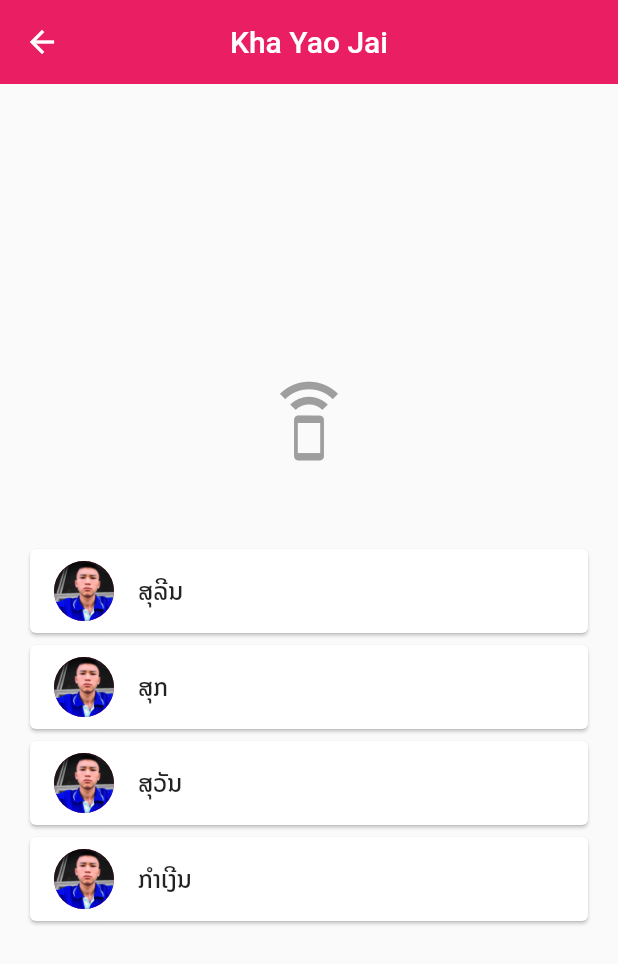
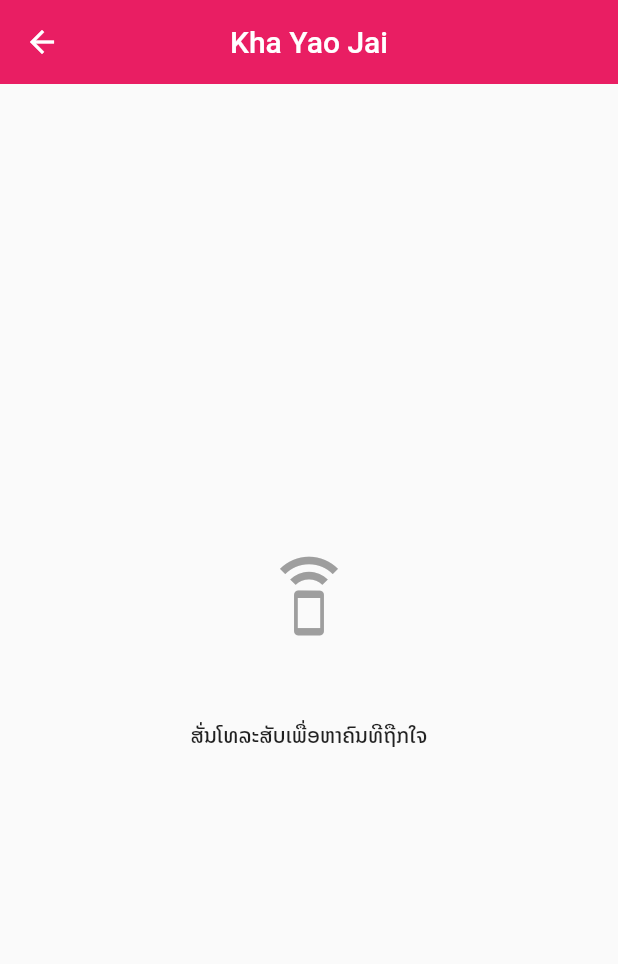
Before and after one commit to soulinmaikadua/khayaojai, a Flutter app: the screen it shows after launch, after a tap on "ເຂົ້າລະບົບດ້ວຍ Google", on a phone screen of 412 x 824 dp. Shown: the top 964 px of the screen. Run offline on Flutter 3.47's test engine with Material 2 defaults, Android fonts, the phone set to English and light mode, and no system bars; missing offline and left inert: shake.

Commit message:
first commit

```diff
--- a/lib/screens/home_screen.dart
+++ b/lib/screens/home_screen.dart
@@ -12,29 +12,21 @@ class _HomeScreenState extends State<HomeScreen> {
   Widget build(BuildContext context) {
     return Scaffold(
       body: Container(
-        // decoration: BoxDecoration(
-        //   image: DecorationImage(
-        //     image: AssetImage("assets/background.jpg"),
-        //     fit: BoxFit.cover,
-        //   ),
-        // ),
+        decoration: BoxDecoration(
+          image: DecorationImage(
+            image: AssetImage("assets/jerry.gif"),
+            fit: BoxFit.cover,
+          ),
+        ),
         child: Column(
           crossAxisAlignment: CrossAxisAlignment.center,
           mainAxisAlignment: MainAxisAlignment.center,
           children: [
             CircleAvatar(
-              backgroundImage: AssetImage("assets/icons/heartbeat.png"),
+              backgroundColor: Colors.white,
+              child: Image(image: AssetImage("assets/icons/heartbeat.png")),
             ),
-            // Icon(
-            //   Icons.favorite_outlined,
-            //   color: Colors.pink,
-            //   size: 70,
-            // ),
-            SizedBox(height: 100),
-            Center(
-              child: Text("Hello World"),
-            ),
-            SizedBox(height: 40),
+            SizedBox(height: 160),
             GestureDetector(
               onTap: () {
                 Navigator.push(
--- a/lib/screens/shake_screen.dart
+++ b/lib/screens/shake_screen.dart
@@ -44,7 +44,9 @@ class _ShakeScreenState extends State<ShakeScreen> {
         elevation: 0,
         title: Text("Kha Yao Jai"),
       ),
-      body: Column(
+      body: SafeArea(
+        child: Center(
+          child: Column(
             mainAxisAlignment: MainAxisAlignment.center,
             crossAxisAlignment: CrossAxisAlignment.center,
             children: [
@@ -55,8 +57,9 @@ class _ShakeScreenState extends State<ShakeScreen> {
               ),
               SizedBox(height: 40),
               Container(
-            margin: const EdgeInsets.symmetric(horizontal: 16, vertical: 10),
-            child: _random != ""
+                margin:
+                    const EdgeInsets.symmetric(horizontal: 16, vertical: 10),
+                child: isShake == true
                     ? ListView.builder(
                         physics: NeverScrollableScrollPhysics(),
                         shrinkWrap: true,
@@ -67,9 +70,14 @@ class _ShakeScreenState extends State<ShakeScreen> {
                           return CustomListWidget(userData: arr[index]);
                         },
                       )
-                : CustomListWidget(userData: arr[int.parse(_random)]),
+                    : Text(
+                        "ສັ່ນໂທລະສັບເພື່ອຫາຄົນທີຖືກໃຈ",
+                        style: TextStyle(fontFamily: "NotoSan"),
+                      ),
               )
             ],
+          ),
+        ),
       ),
     );
   }
--- a/lib/widget/my_chat_widget.dart
+++ b/lib/widget/my_chat_widget.dart
@@ -13,6 +13,7 @@ class MyChatWidget extends StatelessWidget {
         mainAxisAlignment: MainAxisAlignment.end,
         children: [
           Container(
+            width: MediaQuery.of(context).size.width * 0.65,
             padding: EdgeInsets.all(10),
             decoration: BoxDecoration(
               color: Colors.white,
--- a/lib/widget/your_chat_widget.dart
+++ b/lib/widget/your_chat_widget.dart
@@ -15,6 +15,7 @@ class YourChatWidget extends StatelessWidget {
           ),
           SizedBox(width: 10),
           Container(
+            width: MediaQuery.of(context).size.width * 0.65,
             padding: EdgeInsets.all(10),
             decoration: BoxDecoration(
               color: Colors.pink,
--- a/pubspec.yaml
+++ b/pubspec.yaml
@@ -47,8 +47,7 @@ flutter:
 
   # To add assets to your application, add an assets section, like this:
   assets:
-    - assets/profile.jpg
-    - assets/background.jpg
+    - assets/
     - assets/icons/
   #   - images/a_dot_ham.jpeg
 
```
Also changed, not shown: lib/screens/chat_screen.dart (+10 -5 lines), lib/widget/type_and_send_widget.dart (+6 -2 lines), assets/background.jpg (deleted), 1 other file. Lines whose indentation alone changed are shown as unchanged.
